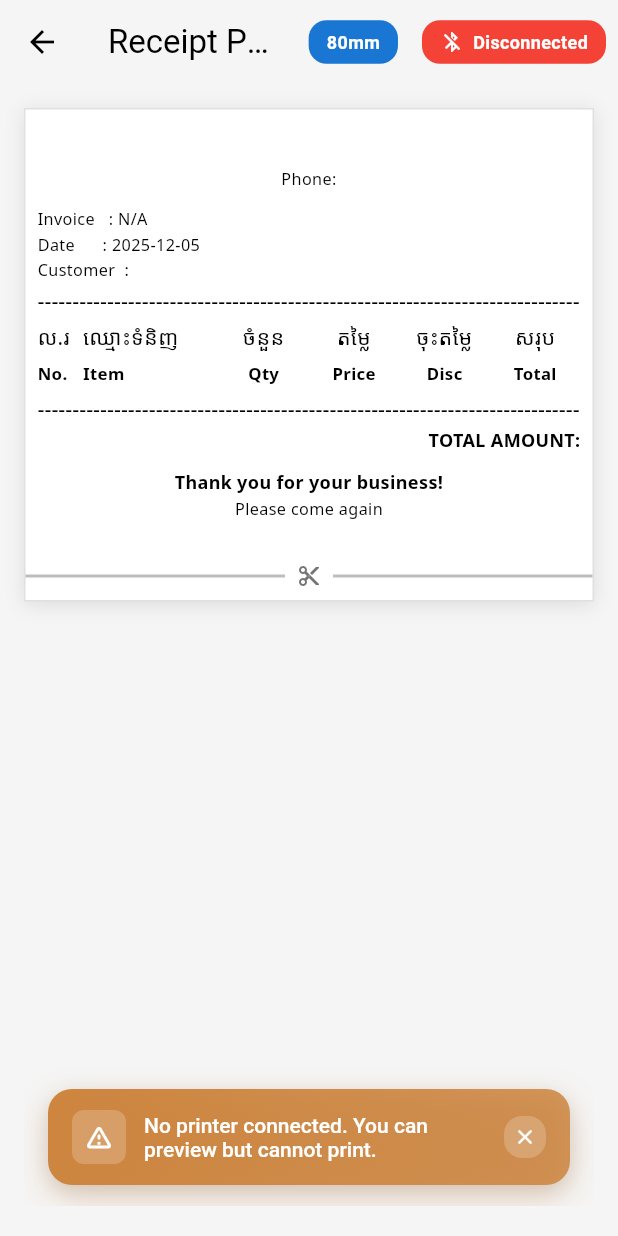
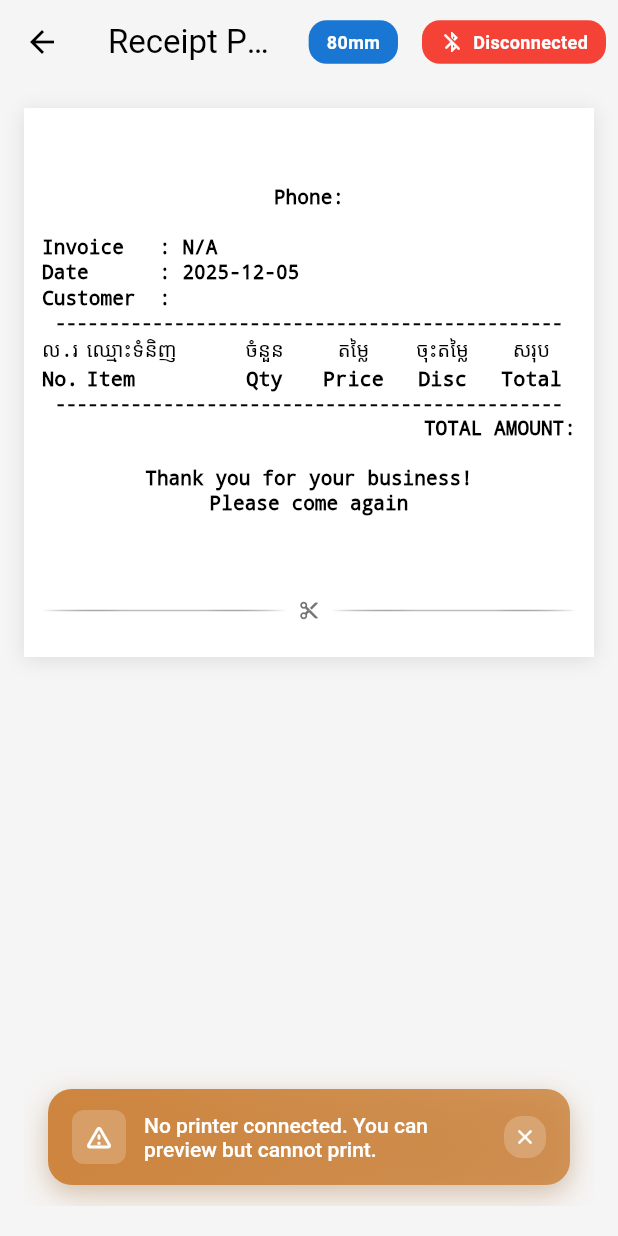
Before and after one commit to vanhaksreng/salesforce, a Flutter app: the ReceiptPreviewScreen screen opened directly, on a phone screen of 412 x 824 dp. Run offline on Flutter 3.47's test engine with Material 3 defaults, Android fonts, the phone set to English and light mode, and no system bars; our stand-ins replace cached_network_image, camera, carousel_slider, connectivity_plus, country_code_picker, dartz and 14 more; missing offline and left inert: google_mlkit_barcode_scanning, mobile_scanner, onesignal_flutter, workmanager; accounts and stored records are empty; generated files the repository leaves out were written again; network calls fail; statements that could not run were skipped.

Commit message:
update invoice

```diff
--- a/lib/features/more/presentation/pages/sale_order_history_detail/receipt_printer/receipt_builder.dart
+++ b/lib/features/more/presentation/pages/sale_order_history_detail/receipt_printer/receipt_builder.dart
@@ -195,8 +195,6 @@ extension SmoothPrinting on ReceiptBuilder {
         rethrow;
       }
     }
-
-    print('🎉 Print job completed successfully!');
   }
 
   /// Execute commands in batches with delays between batches
--- a/lib/features/more/presentation/pages/sale_order_history_detail/receipt_printer/receipt_preview.dart
+++ b/lib/features/more/presentation/pages/sale_order_history_detail/receipt_printer/receipt_preview.dart
@@ -1,19 +1,20 @@
+import 'package:flutter/material.dart';
 import 'dart:typed_data';
 
-import 'package:flutter/material.dart';
-import 'package:salesforce/core/utils/helpers.dart';
-import 'package:salesforce/core/utils/size_config.dart';
 import 'package:salesforce/features/more/presentation/pages/sale_order_history_detail/receipt_printer/receipt_builder.dart';
-import 'package:salesforce/features/more/presentation/pages/sale_order_history_detail/receipt_printer/thermal_printer.dart';
 
 class ReceiptPreview extends StatelessWidget {
   final List<ReceiptCommand> commands;
   final double paperWidth;
+  final Color paperColor;
+  final Color textColor;
 
   const ReceiptPreview({
     super.key,
     required this.commands,
-    this.paperWidth = 384,
+    this.paperWidth = 300,
+    this.paperColor = Colors.white,
+    this.textColor = Colors.black,
   });
 
   @override
@@ -21,8 +22,7 @@ class ReceiptPreview extends StatelessWidget {
     return Container(
       width: paperWidth,
       decoration: BoxDecoration(
-        color: Colors.white,
-        border: Border.all(color: Colors.grey.shade300),
+        color: paperColor,
         boxShadow: [
           BoxShadow(
             color: Colors.black.withValues(alpha: .1),
@@ -31,71 +31,207 @@ class ReceiptPreview extends StatelessWidget {
           ),
         ],
       ),
-      child: Column(
-        spacing: scaleFontSize(6),
-        crossAxisAlignment: CrossAxisAlignment.stretch,
-        children: commands.map((cmd) => _buildCommand(cmd)).toList(),
+      child: Padding(
+        padding: const EdgeInsets.symmetric(horizontal: 12.0, vertical: 16.0),
+        child: Column(
+          crossAxisAlignment: CrossAxisAlignment.stretch,
+          children: commands.map((command) => _buildCommand(command)).toList(),
+        ),
       ),
     );
   }
 
   Widget _buildCommand(ReceiptCommand command) {
     switch (command.type) {
+      case ReceiptCommandType.text:
+        return _buildText(command.params);
+
+      case ReceiptCommandType.image:
+        return _buildImage(command.params);
+
+      case ReceiptCommandType.feedPaper:
+        return _buildFeedPaper(command.params);
+
       case ReceiptCommandType.row:
-        return _buildTextRowCommand(command.params);
-      case ReceiptCommandType.text:
-        return _buildTextCommand(command.params);
-      case ReceiptCommandType.image:
-        return _buildImageCommand(command.params);
-      case ReceiptCommandType.feedPaper:
-        return _buildFeedPaperCommand(command.params);
+        return _buildRow(command.params);
+
+      case ReceiptCommandType.separator:
+        return _buildSeparator(command.params);
+
       case ReceiptCommandType.cutPaper:
-        return _buildCutPaperCommand();
-      case ReceiptCommandType.separator:
-        return _buildCutPaperCommand();
+        return _buildCutPaper();
+
+      default:
+        return const SizedBox.shrink();
     }
   }
 
-  Widget _buildTextRowCommand(Map<String, dynamic> params) {
-    final columnMaps = params['columns'] as List<dynamic>;
-    final fontSize = (params['fontSize'] as int? ?? 24).toDouble();
+  Widget _buildText(Map<String, dynamic> params) {
+    final text = params['text'] as String? ?? '';
+    final fontSize = params['fontSize'] as int? ?? 24;
+    final bold = params['bold'] as bool? ?? false;
+    final align = params['align'] as String? ?? 'left';
+    final maxCharsPerLine = params['maxCharsPerLine'] as int? ?? 32;
 
-    final columns = columnMaps.map((colMap) {
-      final map = colMap as Map<String, dynamic>;
-      return {
-        'text': map['text'] as String? ?? '',
-        'width': map['width'] as int? ?? 1,
-        'align': map['align'] as String? ?? 'left',
-        'bold': map['bold'] as bool? ?? false,
-      };
-    }).toList();
+    // Thermal printer uses monospace, map font size to actual display size
+    // Base calculation: 58mm paper width ≈ 32 chars for font size 24
+    double displayFontSize;
+    if (fontSize <= 20) {
+      displayFontSize = 13.0;
+    } else if (fontSize <= 24) {
+      displayFontSize = 12.0;
+    } else if (fontSize <= 28) {
+      displayFontSize = 14.0;
+    } else if (fontSize <= 32) {
+      displayFontSize = 16.0;
+    } else {
+      displayFontSize = 18.0;
+    }
+
+    // Handle text wrapping based on maxCharsPerLine
+    String displayText = text;
+    if (maxCharsPerLine > 0 && text.length > maxCharsPerLine) {
+      final words = text.split(' ');
+      final lines = <String>[];
+      String currentLine = '';
+
+      for (final word in words) {
+        if ((currentLine + ' ' + word).trim().length <= maxCharsPerLine) {
+          currentLine = (currentLine + ' ' + word).trim();
+        } else {
+          if (currentLine.isNotEmpty) lines.add(currentLine);
+          currentLine = word;
+        }
+      }
+      if (currentLine.isNotEmpty) lines.add(currentLine);
+      displayText = lines.join('\n');
+    }
+
+    TextAlign textAlign;
+    switch (align) {
+      case 'center':
+        textAlign = TextAlign.center;
+        break;
+      case 'right':
+        textAlign = TextAlign.right;
+        break;
+      default:
+        textAlign = TextAlign.left;
+    }
 
     return Padding(
-      padding: const EdgeInsets.symmetric(horizontal: 8, vertical: 0),
+      padding: const EdgeInsets.symmetric(vertical: 1.0),
+      child: Text(
+        displayText,
+        textAlign: textAlign,
+        style: TextStyle(
+          fontSize: displayFontSize,
+          fontWeight: bold ? FontWeight.bold : FontWeight.bold,
+          color: textColor,
+          fontFamily: 'Courier',
+          letterSpacing: 0,
+          height: 0,
+          fontFamilyFallback: const ['Courier', 'monospace'],
+        ),
+      ),
+    );
+  }
+
+  Widget _buildImage(Map<String, dynamic> params) {
+    final imageBytes = params['imageBytes'] as Uint8List?;
+    final width = (params['width'] as int? ?? 384).toDouble();
+
+    if (imageBytes == null) {
+      return Container(
+        width: paperWidth - 24,
+        height: 80,
+        margin: const EdgeInsets.symmetric(vertical: 4.0),
+        color: Colors.grey[300],
+        child: const Center(
+          child: Icon(Icons.image, size: 32, color: Colors.grey),
+        ),
+      );
+    }
+
+    return Padding(
+      padding: const EdgeInsets.symmetric(vertical: 4.0),
+      child: Center(
+        child: Image.memory(
+          imageBytes,
+          width: paperWidth - 400,
+          fit: BoxFit.contain,
+        ),
+      ),
+    );
+  }
+
+  Widget _buildFeedPaper(Map<String, dynamic> params) {
+    final lines = params['lines'] as int? ?? 1;
+    return SizedBox(height: lines * 16.0);
+  }
+
+  Widget _buildRow(Map<String, dynamic> params) {
+    final columns = params['columns'] as List<dynamic>? ?? [];
+    final fontSize = params['fontSize'] as int? ?? 22;
+
+    // Map font size to display size
+    double displayFontSize;
+    if (fontSize <= 20) {
+      displayFontSize = 9.0;
+    } else if (fontSize <= 24) {
+      displayFontSize = 11.0;
+    } else if (fontSize <= 28) {
+      displayFontSize = 13.0;
+    } else {
+      displayFontSize = 15.0;
+    }
+
+    return Padding(
+      padding: const EdgeInsets.symmetric(vertical: 1.0),
       child: Row(
         crossAxisAlignment: CrossAxisAlignment.start,
-        children: columns.map((column) {
-          final flex = column['width'] as int;
-          final text = column['text'] as String;
-          final align = column['align'] as String;
-          final bold = column['bold'] as bool;
+        children: columns.map((col) {
+          final colMap = col as Map<String, dynamic>;
+          final text = colMap['text'] as String? ?? '';
+          final width = colMap['width'] as int? ?? 4;
+          final align = colMap['align'] as String? ?? 'left';
+          final bold = colMap['bold'] as bool? ?? false;
 
-          // Dynamic maxLines based on column width
-          final maxLines = flex >= 4 ? 3 : 2;
+          TextAlign textAlign;
+          switch (align) {
+            case 'center':
+              textAlign = TextAlign.center;
+              break;
+            case 'right':
+              textAlign = TextAlign.right;
+              break;
+            default:
+              textAlign = TextAlign.left;
+          }
+          bool isEnglish(String text) {
+            // Check if all characters are ASCII (English + numbers + symbols)
+            return text.codeUnits.every((unit) => unit < 128);
+          }
 
           return Expanded(
-            flex: flex,
+            flex: width,
             child: Text(
               text,
+              textAlign: textAlign,
+              maxLines: 10,
               style: TextStyle(
-                fontSize: fontSize * 0.7,
-                fontFamily: 'NotoSansKhmer',
-                fontWeight: bold ? FontWeight.bold : FontWeight.normal,
+                fontSize: displayFontSize * 1.5,
+                fontWeight: bold
+                    ? FontWeight.bold
+                    : isEnglish(text)
+                    ? FontWeight.bold
+                    : FontWeight.w500,
+                color: textColor,
+                fontFamily: isEnglish(text) ? 'Courier' : "monospace",
+                letterSpacing: 0,
+                height: 0,
+                fontFamilyFallback: const ['Courier', 'monospace'],
               ),
-              textAlign: _getTextAlignFromString(align),
-              overflow: TextOverflow.ellipsis,
-              softWrap: true,
-              maxLines: maxLines,
             ),
           );
         }).toList(),
@@ -103,187 +239,71 @@ class ReceiptPreview extends StatelessWidget {
     );
   }
 
-  TextAlign _getTextAlignFromString(String align) {
-    switch (align.toLowerCase()) {
-      case 'center':
-        return TextAlign.center;
-      case 'right':
-        return TextAlign.right;
-      default:
-        return TextAlign.left;
-    }
-  }
+  Widget _buildSeparator(Map<String, dynamic> params) {
+    final width = params['width'] as int? ?? 48;
 
-  Widget _buildTextCommand(Map<String, dynamic> params) {
-    final text = params['text'] as String? ?? '';
-    final fontSize = (params['fontSize'] as int? ?? 24).toDouble();
-    final bold = params['bold'] as bool? ?? false;
-    final align = params['align'] as String? ?? 'left';
-    final maxChars = params['maxCharsPerLine'] as int? ?? 48;
-
-    // Check if it's a separator line (only special chars)
-    final isSeparator = _isSeparatorLine(text);
-
-    if (isSeparator) {
-      // For separator lines, use responsive dash rendering
-      return _buildSeparatorLine(text, fontSize);
-    }
-
-    // Regular text - wrap based on maxChars
-    final wrappedLines = _wrapText(text, maxChars);
+    // Use dashes to simulate thermal printer separator
+    final dashCount = (width * 0.65).round();
+    final separator = '-' * dashCount;
 
     return Padding(
-      padding: const EdgeInsets.symmetric(horizontal: 8, vertical: 0),
-      child: Column(
-        crossAxisAlignment: _getAlignment(align),
-        children: wrappedLines.map((line) {
-          return Text(
-            line,
-            style: TextStyle(
-              height: 1,
-              fontSize: fontSize * 0.6, // Scale down for preview
-              fontWeight: bold ? FontWeight.w700 : FontWeight.normal,
-              fontFamily: 'NotoSansKhmer',
-            ),
-            textAlign: _getTextAlign(align),
-          );
-        }).toList(),
+      padding: const EdgeInsets.symmetric(vertical: 2.0),
+      child: Text(
+        separator,
+        textAlign: TextAlign.center,
+        style: TextStyle(
+          fontSize: 11.0,
+          color: textColor,
+          fontFamily: 'Courier New',
+          fontFamilyFallback: const ['Courier', 'monospace'],
+          height: 1.0,
+          letterSpacing: 0.0,
+        ),
       ),
     );
   }
 
-  /// Check if text is a separator line (only contains -, =, ─, ═, or spaces)
-  bool _isSeparatorLine(String text) {
-    final cleaned = text
-        .trim()
-        .replaceAll('-', '')
-        .replaceAll('═', '')
-        .replaceAll('─', '')
-        .replaceAll('=', '');
-    return cleaned.isEmpty && text.trim().isNotEmpty;
-  }
-
-  /// Build a visual separator line using dashes that scales with container width
-  Widget _buildSeparatorLine(String text, double fontSize) {
-    // Determine separator character
-    final char = text.trim().isNotEmpty ? text.trim()[0] : '-';
-
-    return LayoutBuilder(
-      builder: (context, constraints) {
-        final displayFontSize = fontSize * 0.6;
-        final charWidth = displayFontSize * 0.32;
-        final availableWidth = constraints.maxWidth;
-        final charCount = (availableWidth / charWidth).floor();
-
-        // Build the separator string with calculated count
-        final separator = char * charCount;
-
-        return Padding(
-          padding: const EdgeInsets.symmetric(vertical: 2, horizontal: 8),
-          child: Text(
-            separator,
-            style: TextStyle(
-              fontSize: displayFontSize,
-              fontFamily: 'NotoSansKhmer',
-              height: 1.0,
-              letterSpacing: 0,
-            ),
-            maxLines: 1,
-            overflow: TextOverflow.visible,
-          ),
-        );
-      },
-    );
-  }
-
-  Widget _buildImageCommand(Map<String, dynamic> params) {
-    final imageBytes = params['imageBytes'] as Uint8List?;
-    final width = (params['width'] as int? ?? 75).toDouble();
-    final align = params['align'] as int? ?? 1;
-
-    if (imageBytes == null) {
-      return const SizedBox.shrink();
-    }
-
-    final alignment = getAlignmentImage(align);
-
+  Widget _buildCutPaper() {
     return Padding(
-      padding: const EdgeInsets.symmetric(vertical: 4),
-      child: Align(
-        alignment: alignment,
-        child: Image.memory(imageBytes, width: width, fit: BoxFit.contain),
-      ),
-    );
-  }
-
-  Widget _buildFeedPaperCommand(Map<String, dynamic> params) {
-    final lines = params['lines'] as int? ?? 1;
-    return SizedBox(height: lines * 4.0); // 4 pixels per line
-  }
-
-  Widget _buildCutPaperCommand() {
-    return Container(
-      margin: const EdgeInsets.symmetric(vertical: 8),
+      padding: const EdgeInsets.symmetric(vertical: 8.0),
       child: Row(
         children: [
-          Expanded(child: Divider(color: Colors.grey.shade400, thickness: 2)),
-          Padding(
-            padding: const EdgeInsets.symmetric(horizontal: 8),
-            child: Icon(
-              Icons.content_cut,
-              size: 16,
-              color: Colors.grey.shade600,
+          Expanded(
+            child: Container(
+              height: 1,
+              decoration: BoxDecoration(
+                gradient: LinearGradient(
+                  colors: [
+                    Colors.transparent,
+                    Colors.grey[400]!,
+                    Colors.grey[400]!,
+                    Colors.transparent,
+                  ],
+                ),
+              ),
             ),
           ),
-          Expanded(child: Divider(color: Colors.grey.shade400, thickness: 2)),
+          Padding(
+            padding: const EdgeInsets.symmetric(horizontal: 8.0),
+            child: Icon(Icons.content_cut, size: 14, color: Colors.grey[600]),
+          ),
+          Expanded(
+            child: Container(
+              height: 1,
+              decoration: BoxDecoration(
+                gradient: LinearGradient(
+                  colors: [
+                    Colors.transparent,
+                    Colors.grey[400]!,
+                    Colors.grey[400]!,
+                    Colors.transparent,
+                  ],
+                ),
+              ),
+            ),
+          ),
         ],
       ),
     );
   }
-
-  CrossAxisAlignment _getAlignment(String align) {
-    switch (align.toLowerCase()) {
-      case 'left':
-        return CrossAxisAlignment.start;
-      case 'center':
-        return CrossAxisAlignment.center;
-      case 'right':
-        return CrossAxisAlignment.end;
-      default:
-        return CrossAxisAlignment.start;
-    }
-  }
-
-  TextAlign _getTextAlign(String align) {
-    switch (align.toLowerCase()) {
-      case 'left':
-        return TextAlign.left;
-      case 'center':
-        return TextAlign.center;
-      case 'right':
-        return TextAlign.right;
-      default:
-        return TextAlign.left;
-    }
-  }
-
-  List<String> _wrapText(String text, int maxChars) {
-    if (maxChars <= 0) return [text];
-
-    final lines = <String>[];
-    final words = text.split(' ');
-    String currentLine = '';
-
-    for (final word in words) {
-      if ((currentLine + word).length <= maxChars) {
-        currentLine += (currentLine.isEmpty ? '' : ' ') + word;
-      } else {
-        if (currentLine.isNotEmpty) lines.add(currentLine);
-        currentLine = word;
-      }
-    }
-    if (currentLine.isNotEmpty) lines.add(currentLine);
-
-    return lines.isEmpty ? [text] : lines;
-  }
 }
```
